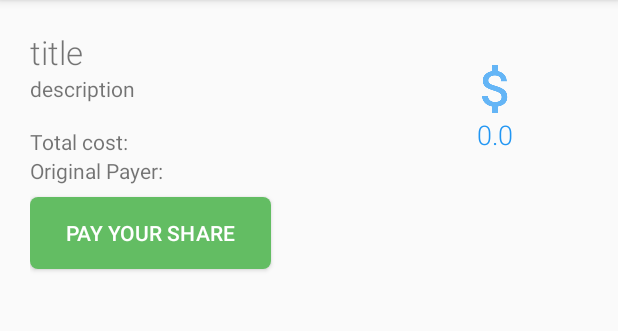
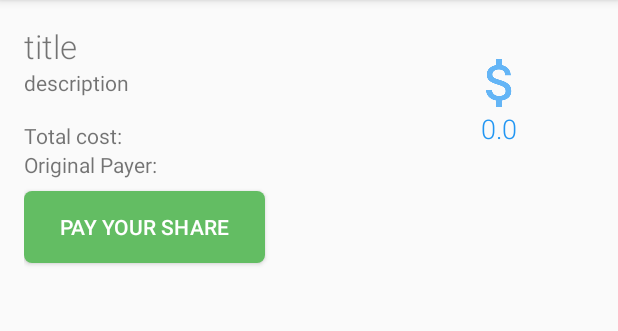
Before and after one commit to Ben-Wu/PayShare, an Android app: the ShareInfoActivity screen opened directly, with no data from a screen before it, on a phone screen of 412 x 824 dp, the part 84-415 px from its top. Run offline under Robolectric (Android 15) with nearby library versions, the phone set to English and light mode, and no system bars; network calls fail; 13 statements that could not run were skipped.

Commit message:
updated all views

```diff
--- a/app/src/main/res/layout/activity_login.xml
+++ b/app/src/main/res/layout/activity_login.xml
@@ -42,7 +42,7 @@
             android:layout_height="wrap_content"
             android:hint="@string/login_username_hint"
             android:digits="ABCDEFGHIJKLMNOPQRSTUVWXYZabcdefghijklmnopqrstuvwxyz_-1234567890"
-            android:layout_marginTop="16dp" />
+            android:layout_marginTop="8dp" />
 
         <EditText
             android:id="@+id/password_field"
--- a/app/src/main/res/layout/activity_share_info.xml
+++ b/app/src/main/res/layout/activity_share_info.xml
@@ -5,9 +5,11 @@
 
     <LinearLayout
         android:layout_width="match_parent"
-        android:layout_height="match_parent"
-        android:layout_margin="20dp"
-        android:orientation="vertical">
+        android:layout_height="wrap_content"
+        android:padding="16dp"
+        android:elevation="4dp"
+        android:orientation="vertical"
+        android:id="@+id/linearLayout3">
 
     <LinearLayout
         android:orientation="horizontal"
@@ -120,12 +122,13 @@
         android:layout_height="wrap_content"
         android:layout_marginTop="8dp"
         android:layout_marginBottom="8dp" />
+    </LinearLayout>
 
     <ListView
         android:id="@+id/sharee_list"
         android:layout_width="match_parent"
-        android:layout_height="match_parent"/>
-    </LinearLayout>
+        android:layout_height="match_parent"
+        android:layout_below="@+id/linearLayout3" />
 
     <ProgressBar
         android:id="@+id/login_loading"
--- a/app/src/main/res/layout/activity_user_profile.xml
+++ b/app/src/main/res/layout/activity_user_profile.xml
@@ -73,7 +73,8 @@
             android:layout_width="match_parent"
             android:layout_height="wrap_content"
             android:elevation="2dp"
-            android:padding="16dp" >
+            android:padding="16dp"
+            android:layout_marginBottom="1dp">
 
             <LinearLayout
                 android:orientation="horizontal"
```
